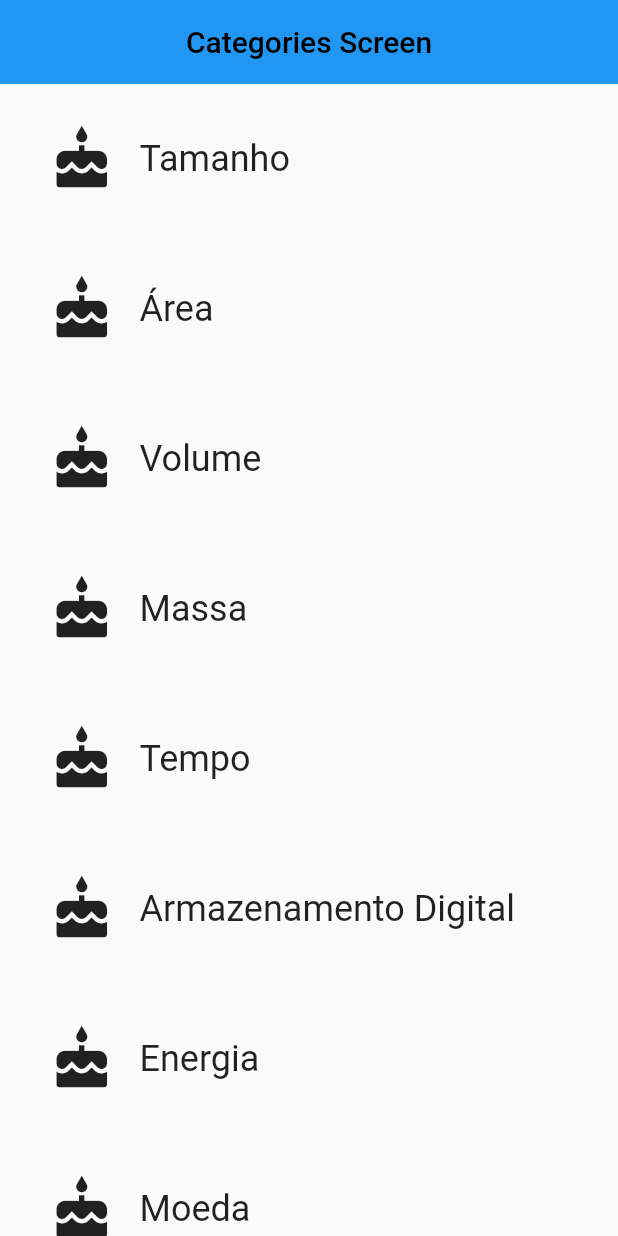
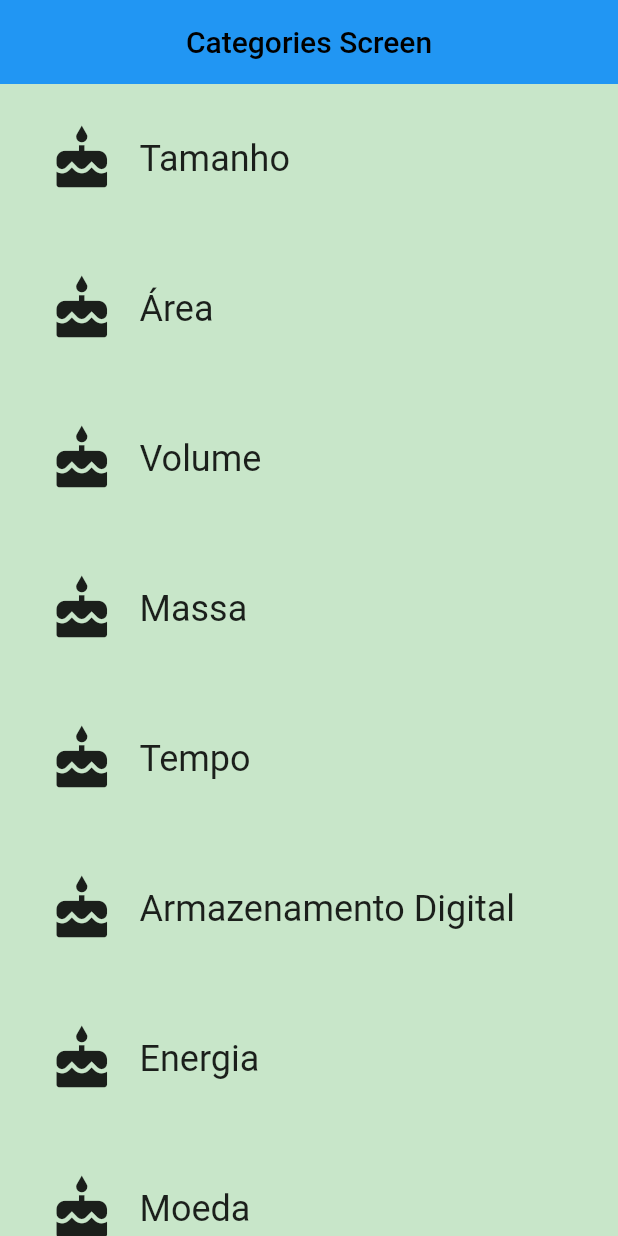
Before and after one commit to lucastercas/udemy-flutter, a Flutter app: the screen it shows after launch, on a phone screen of 412 x 824 dp. Run offline on Flutter 3.47's test engine with Material 2 defaults, Android fonts, the phone set to English and light mode, and no system bars.

```diff
--- a/lib/category.dart
+++ b/lib/category.dart
@@ -1,22 +1,47 @@
 import 'package:flutter/material.dart';
 import 'package:meta/meta.dart';
+import 'unit.dart';
+import 'converter_route.dart';
 
 final _rowHeigth = 100.0;
- final _borderRadius = BorderRadius.circular(_rowHeigth / 2);
+final _borderRadius = BorderRadius.circular(_rowHeigth / 2);
 
 class Category extends StatelessWidget {
   final String name;
   final ColorSwatch color;
   final IconData iconLocation;
+  final List<Unit> units;
 
   const Category({
     Key key,
     @required this.name,
     @required this.color,
-    @required this.iconLocation
-  }) : assert(name != null), assert(color != null),
+    @required this.iconLocation,
+    @required this.units
+  }) : assert(name != null),
+    assert(color != null),
     assert(iconLocation != null),
+    assert(units != null),
     super(key: key);
+
+  void _navigateToConverter(BuildContext context) {
+    Navigator.push(context, MaterialPageRoute<void>(
+      builder: (BuildContext context) {
+        return Scaffold(
+          appBar: AppBar(
+            title: Text(
+              this.name
+            )
+          ),
+          body: ConverterRouter(
+            color: color,
+            name: name,
+            units: units
+          )
+        );
+      }
+    ));
+  }
 
   @override
   Widget build(BuildContext context) {
@@ -28,9 +53,7 @@ class Category extends StatelessWidget {
           borderRadius: _borderRadius,
           highlightColor: color,
           splashColor: color,
-          onTap: () {
-            print("Tapped");
-          },
+          onTap: () =>_navigateToConverter(context),
           child: Padding(
             padding: EdgeInsets.all(8.0),
             child: Row(
--- a/lib/category_route.dart
+++ b/lib/category_route.dart
@@ -1,9 +1,60 @@
 import 'package:flutter/material.dart';
 import 'category.dart';
+import 'unit.dart';
 
-const _categoryIcon = Icons.cake;
+final  _backgroundColor = Colors.green[100];
 
-createCategories() {
+class CategoryRoute extends StatefulWidget {
+  const CategoryRoute();
+
+  @override
+  _CategoryRouteState createState() => _CategoryRouteState();
+}
+
+class _CategoryRouteState extends State<CategoryRoute> {
+  var _categories = <Category>[];
+
+  @override
+  void initState() {
+    super.initState();
+    _categories = createCategories();
+  }
+
+  Widget _buildWidgets(List<Widget> categories) {
+    return ListView.builder(
+      itemBuilder: (BuildContext context, int index) => _categories[index],
+      itemCount: categories.length,
+    );
+  }
+
+  @override
+  Widget build(BuildContext context) {
+    final listView = Container(
+      color: _backgroundColor,
+      padding: EdgeInsets.symmetric(horizontal: 8.0),
+      child: _buildWidgets(createCategories())
+    );
+
+    final appBar = AppBar(
+      elevation: 0.0,
+      title: Text(
+        "Categories Screen",
+        style: TextStyle(
+          color: Colors.black
+        )
+      ),
+      centerTitle: true,
+    );
+
+    return Scaffold(
+      appBar: appBar,
+      body: listView,
+    );
+  }
+}
+
+
+List<Widget> createCategories() {
   const _categoryNames = <String>[
     'Tamanho',
     'Área',
@@ -32,45 +83,20 @@ createCategories() {
       new Category(
         name: _categoryNames[i],
         color: _baseColors[i],
-        iconLocation: _categoryIcon,
+        iconLocation: Icons.cake,
+        units: getUnitList(_categoryNames[i])
       )
     );
   }
   return widgetsList;
 }
 
-class CategoryRoute extends StatelessWidget {
-  const CategoryRoute();
-
-  Widget _buildWidgets(List<Widget> categories) {
-    return ListView.builder(
-      itemBuilder: (BuildContext context, int index) => categories[index],
-      itemCount: categories.length,
+List<Unit> getUnitList(String category) {
+  return List.generate(10, (int i) {
+    i += 1;
+    return Unit(
+      name: '$category Unit $i',
+      conversion: i.toDouble(),
     );
-  }
-
-  @override
-  Widget build(BuildContext context) {
-
-    final listView = Container(
-      padding: EdgeInsets.symmetric(horizontal: 8.0),
-      child: _buildWidgets(createCategories())
-    );
-
-    final appBar = AppBar(
-      elevation: 0.0,
-      title: Text(
-        "Categories Screen",
-        style: TextStyle(
-          color: Colors.black
-        )
-      ),
-      centerTitle: true,
-    );
-
-    return Scaffold(
-      appBar: appBar,
-      body: listView,
-    );
-  }
+  });
 }
--- a/lib/main.dart
+++ b/lib/main.dart
@@ -1,9 +1,5 @@
 import 'package:flutter/material.dart';
 import 'package:udemy_flutter/category_route.dart';
-
-const _categoryName = 'Cake';
-const _categoryIcon = Icons.cake;
-const _categoryColor = Colors.green;
 
 void main() {
   runApp(UnitConverterApp());
@@ -19,16 +15,6 @@ class UnitConverterApp extends StatelessWidget {
       home: Container(
         child: CategoryRoute()
       ),
-      /*Scaffold(
-        backgroundColor: Colors.green[100],
-        body: Center(
-          child: Category(
-            name: _categoryName,
-            color: _categoryColor,
-            iconLocation: _categoryIcon,
-          ),
-        )
-      )*/
     );
   }
 }
--- /dev/null
+++ b/lib/unit.dart
@@ -0,0 +1,19 @@
+import 'package:meta/meta.dart';
+
+class Unit {
+  final String name;
+  final double conversion;
+
+  const Unit({
+    @required this.name,
+    @required this.conversion
+  }) : assert(name != null),
+  assert(conversion != null);
+
+  Unit.fromJson(Map jsonMap)
+  : assert(jsonMap['name'] != null),
+  assert(jsonMap['conversion'] != null),
+  name = jsonMap['name'],
+  conversion = jsonMap['conversion'].toDouble();
+
+}
--- a/pubspec.yaml
+++ b/pubspec.yaml
@@ -1,5 +1,5 @@
 name: udemy_flutter
-description: A new Flutter project.
+description: A flutter project built following the udemy google course.
 
 # The following defines the version and build number for your application.
 # A version number is three numbers separated by dots, like 1.2.43
```
Also changed, not shown: lib/converter_route.dart (added, +49 -0 lines), 1 other file.
